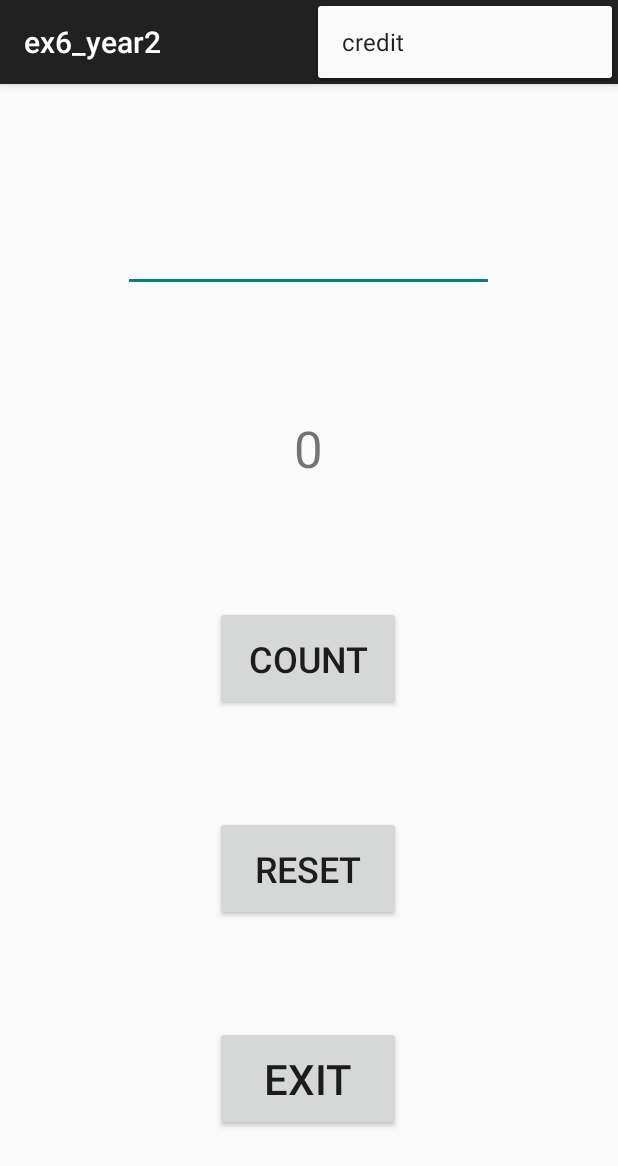
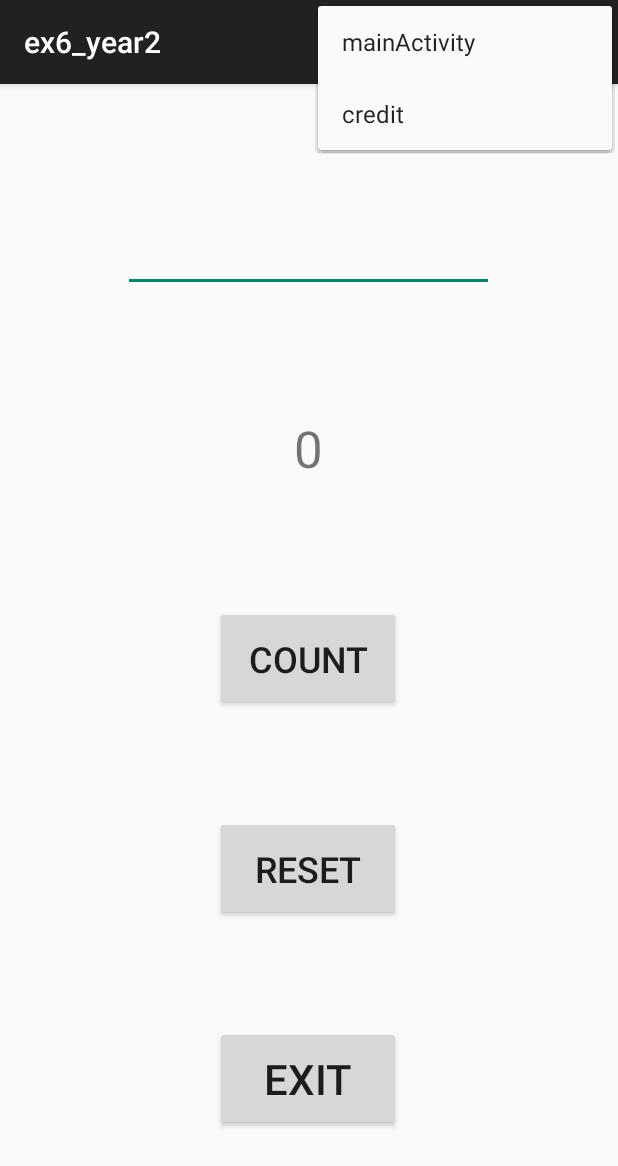
Before and after one commit to za6200/ex6_year2, an Android app: the screen it shows after launch (MainActivity), with the options menu open, on a phone screen of 412 x 824 dp. Shown: the top 1166 px of the screen. Run offline under Robolectric (Android 15) with nearby library versions, the phone set to English and light mode, and no system bars.

Commit message:
added mainActivity option in manu option

```diff
--- a/app/src/main/java/com/example/ex6_year2/MainActivity.java
+++ b/app/src/main/java/com/example/ex6_year2/MainActivity.java
@@ -80,7 +80,7 @@ public class MainActivity extends AppCompatActivity {
     }
 
 
-    public void count(View view) {
+    public void count(View view ) {
         /**
          * function will count how many times the user clicked the button count
          * param view: when button clicked
--- a/app/src/main/res/layout/activity_credits.xml
+++ b/app/src/main/res/layout/activity_credits.xml
@@ -34,6 +34,7 @@
             android:layout_width="match_parent"
             android:layout_height="0dp"
             android:layout_weight="1" />
+
     </LinearLayout>
 
     <Space
--- a/app/src/main/res/menu/main.xml
+++ b/app/src/main/res/menu/main.xml
@@ -4,7 +4,11 @@
     <item
         android:id="@+id/credits"
         android:title="credit"
-        android:orderInCategory="100" />
+        android:orderInCategory="200" />
+    <item
+        android:id="@+id/mainActivity"
+        android:title="mainActivity"
+        android:orderInCategory="100"/>
 
 
 </menu>
```
Also changed, not shown: app/src/main/java/com/example/ex6_year2/credits.java (+28 -3 lines).
